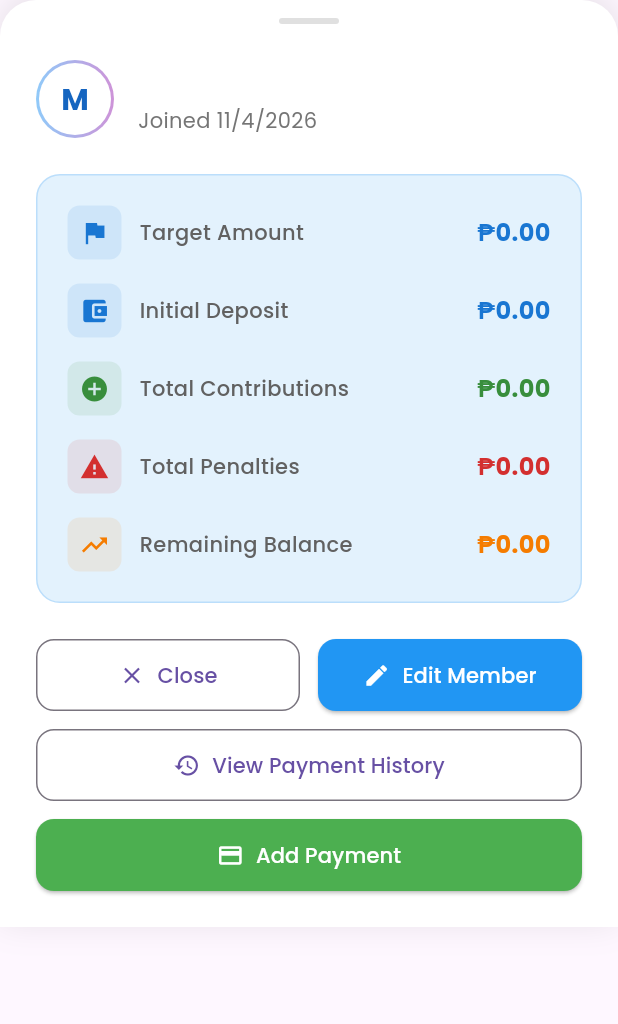
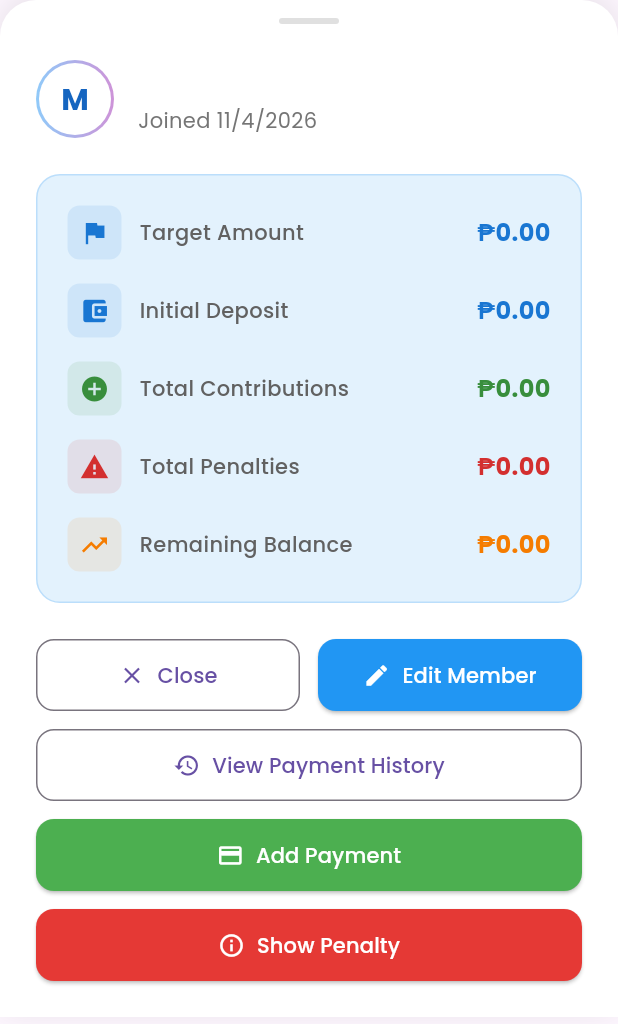
Before and after one commit to RaymundSRC/UTANG-APP, a Flutter app: the MemberDetailDialog widget shown alone on an empty page, opened directly with empty values, on a phone screen of 412 x 824 dp. Shown: the top 1024 px of the screen. Run offline on Flutter 3.47's test engine with Material 3 defaults, Android fonts, the phone set to English and light mode, and no system bars; our stand-ins replace google_fonts, supabase_flutter; accounts and stored records are empty.

Commit message:
feat: add member penalty feature

```diff
--- a/lib/pages/members/member_detail_dialog.dart
+++ b/lib/pages/members/member_detail_dialog.dart
@@ -4,6 +4,7 @@ import 'members_profile.dart';
 import 'edit_member_dialog.dart';
 import 'member_payment_form.dart';
 import 'payment_history_dialog.dart';
+import 'member_penalties_service.dart';
 
 class MemberDetailDialog extends StatefulWidget {
   final Member member;
@@ -27,6 +28,7 @@ class _MemberDetailDialogState extends State<MemberDetailDialog> {
   double _totalContribution = 0.0;
   double _totalPenalties = 0.0;
   double _remainingBalance = 0.0;
+  List<PenaltyItem> _pendingPenalties = [];
 
   @override
   void initState() {
@@ -139,7 +141,7 @@ class _MemberDetailDialogState extends State<MemberDetailDialog> {
           .eq('member_id', widget.member.id!);
 
       // Calculate total penalties and contributions from payments
-      double totalPenalties = 0.0;
+      double totalPaidPenalties = 0.0;
       double totalContributions = 0.0;
 
       for (var payment in payments) {
@@ -147,25 +149,101 @@ class _MemberDetailDialogState extends State<MemberDetailDialog> {
         final paymentType = payment['payment_type'] as String;
 
         if (paymentType == 'penalty') {
-          totalPenalties += amount;
+          totalPaidPenalties += amount;
         } else if (paymentType == 'contribution') {
           totalContributions += amount;
         }
       }
 
+      // Dynamically calculate gross penalties
+      final pendingPenalties = await MemberPenaltiesService.calculatePendingPenalties(widget.member);
+      _pendingPenalties = pendingPenalties;
+
+      double grossPenalties = pendingPenalties.fold(0.0, (sum, item) => sum + item.penaltyAmount);
+      double currentOwedPenalties = grossPenalties - totalPaidPenalties;
+      if (currentOwedPenalties < 0) currentOwedPenalties = 0;
+
+      if (mounted) {
         setState(() {
           _targetAmount = targetAmount;
           _initialDeposit = initialAmount;
           _totalContribution = initialAmount;
-        _totalPenalties = totalPenalties;
+          _totalPenalties = currentOwedPenalties;
           _remainingBalance = targetAmount - initialAmount;
           _isLoading = false;
         });
+      }
     } catch (e) {
+      if (mounted) {
         setState(() {
           _isLoading = false;
         });
       }
+    }
+  }
+
+  void _showPenaltyPreviewDialog() {
+    double grossPenalty = _pendingPenalties.fold(0.0, (sum, item) => sum + item.penaltyAmount);
+
+    showDialog(
+      context: context,
+      builder: (context) => AlertDialog(
+        title: const Text('Penalty Details'),
+        content: SizedBox(
+          width: double.maxFinite,
+          child: Column(
+            mainAxisSize: MainAxisSize.min,
+            crossAxisAlignment: CrossAxisAlignment.start,
+            children: [
+              if (_pendingPenalties.isEmpty)
+                const Padding(
+                  padding: EdgeInsets.symmetric(vertical: 16),
+                  child: Text('No penalties currently due.', style: TextStyle(fontStyle: FontStyle.italic)),
+                )
+              else ...[
+                const Text('Gross generated penalties:'),
+                const SizedBox(height: 12),
+                Flexible(
+                  child: ListView.builder(
+                    shrinkWrap: true,
+                    itemCount: _pendingPenalties.length,
+                    itemBuilder: (context, index) {
+                      final p = _pendingPenalties[index];
+                      return ListTile(
+                        dense: true,
+                        contentPadding: EdgeInsets.zero,
+                        title: Text(p.description),
+                        trailing: Text(
+                          '₱${p.penaltyAmount.toStringAsFixed(2)}',
+                          style: const TextStyle(fontWeight: FontWeight.bold, color: Colors.red),
+                        ),
+                      );
+                    },
+                  ),
+                ),
+                const Divider(),
+                Row(
+                  mainAxisAlignment: MainAxisAlignment.spaceBetween,
+                  children: [
+                    const Text('Total Gross Penalty:', style: TextStyle(fontWeight: FontWeight.bold)),
+                    Text(
+                      '₱${grossPenalty.toStringAsFixed(2)}',
+                      style: const TextStyle(fontWeight: FontWeight.bold, color: Colors.red, fontSize: 16),
+                    ),
+                  ],
+                ),
+              ],
+            ],
+          ),
+        ),
+        actions: [
+          TextButton(
+            onPressed: () => Navigator.pop(context),
+            child: const Text('Close'),
+          ),
+        ],
+      ),
+    );
   }
 
   @override
@@ -431,6 +509,24 @@ class _MemberDetailDialogState extends State<MemberDetailDialog> {
                           ),
                         ),
                       ),
+                      const SizedBox(height: 12),
+                      // Show Penalty Button
+                      SizedBox(
+                        width: double.infinity,
+                        child: ElevatedButton.icon(
+                          onPressed: _showPenaltyPreviewDialog,
+                          icon: const Icon(Icons.info_outline),
+                          label: const Text('Show Penalty'),
+                          style: ElevatedButton.styleFrom(
+                            backgroundColor: Colors.red.shade600,
+                            foregroundColor: Colors.white,
+                            padding: const EdgeInsets.symmetric(vertical: 14),
+                            shape: RoundedRectangleBorder(
+                              borderRadius: BorderRadius.circular(12),
+                            ),
+                          ),
+                        ),
+                      ),
                     ],
                   ),
           ),
--- /dev/null
+++ b/lib/pages/members/member_penalties_service.dart
@@ -0,0 +1,123 @@
+import 'package:supabase_flutter/supabase_flutter.dart';
+import 'members_profile.dart'; // for Member
+
+class PenaltyItem {
+  final int monthIndex; // 1 to 11
+  final String monthName;
+  final double penaltyAmount;
+  final String description;
+
+  PenaltyItem({
+    required this.monthIndex,
+    required this.monthName,
+    required this.penaltyAmount,
+    required this.description,
+  });
+}
+
+class MemberPenaltiesService {
+  static const List<String> cycleMonths = [
+    'January', 'February', 'March', 'April', 'May', 'June',
+    'July', 'August', 'September', 'October', 'November'
+  ];
+
+  static Future<List<PenaltyItem>> calculatePendingPenalties(Member member) async {
+    final supabase = Supabase.instance.client;
+
+    // 1. Get all payments
+    final paymentsRes = await supabase
+        .from('member_payments')
+        .select()
+        .eq('member_id', member.id!);
+
+    final List<Map<String, dynamic>> payments = List<Map<String, dynamic>>.from(paymentsRes);
+
+    // 2. Calculate original deposit at join date
+    double totalContributionsFromPayments = 0;
+    for (var p in payments) {
+      if (p['payment_type'] == 'contribution') {
+        totalContributionsFromPayments += (p['amount'] as num).toDouble();
+      }
+    }
+
+    final originalDeposit = member.initialAmount - totalContributionsFromPayments;
+
+    // 3. Get already paid penalties (we won't skip months, we just calculate gross)
+    List<PenaltyItem> pending = [];
+    final joinDate = member.date ?? DateTime.now();
+    final year = joinDate.year;
+    final now = DateTime.now();
+
+    // 4. Iterate over the 11 cycles
+    for (int i = 0; i < 11; i++) {
+        final monthIndex = i + 1; // 1 to 11
+        final monthName = cycleMonths[i];
+
+        // Assessment begins on the 1st of the following month
+        final assessmentDate = DateTime(year, monthIndex + 1, 1);
+
+        if (now.isBefore(assessmentDate)) {
+           // Not reached the assessment date yet for this cycle
+           continue;
+        }
+
+        // Deadline is 5th of that following month
+        final deadlineDate = DateTime(year, monthIndex + 1, 5, 23, 59, 59);
+
+        double balanceAtAssessment = 0;
+
+        // If they joined after the assessment date started, they entirely missed the cycle
+        if (joinDate.isAfter(assessmentDate)) {
+             balanceAtAssessment = member.targetAmount;
+        } else {
+             // Calculate contributions before deadline
+             double historicContributions = 0;
+             if (joinDate.isBefore(deadlineDate) || joinDate.isAtSameMomentAs(deadlineDate)) {
+                 historicContributions += originalDeposit;
+             }
+
+             for(var p in payments) {
+                 if (p['payment_type'] == 'contribution') {
+                     final pDateStr = p['date'];
+                     if (pDateStr != null) {
+                         final pDate = DateTime.parse(pDateStr);
+                         if (pDate.isBefore(deadlineDate) || pDate.isAtSameMomentAs(deadlineDate)) {
+                             historicContributions += (p['amount'] as num).toDouble();
+                         }
+                     }
+                 }
+             }
+             balanceAtAssessment = member.targetAmount - historicContributions;
+        }
+
+        if (balanceAtAssessment <= 0) continue; // Fully paid by deadline, no penalty
+
+        // Calculate penalty rate based on current date
+        bool isGracePeriod = now.year == deadlineDate.year &&
+                             now.month == deadlineDate.month &&
+                             now.day >= 1 && now.day <= 5;
+
+        double penaltyRate = 0;
+
+        if (isGracePeriod) {
+           penaltyRate = 0.10;
+        } else if (now.isAfter(deadlineDate)) {
+           penaltyRate = 0.15;
+        } else {
+           continue;
+        }
+
+        final penaltyAmount = balanceAtAssessment * penaltyRate;
+        final pctStr = (penaltyRate * 100).toInt();
+
+        pending.add(PenaltyItem(
+          monthIndex: monthIndex,
+          monthName: monthName,
+          penaltyAmount: penaltyAmount,
+          description: "$monthName - $pctStr% of ₱${balanceAtAssessment.toStringAsFixed(2)}",
+        ));
+    }
+
+    return pending;
+  }
+}
```
Lines whose indentation alone changed are shown as unchanged.
